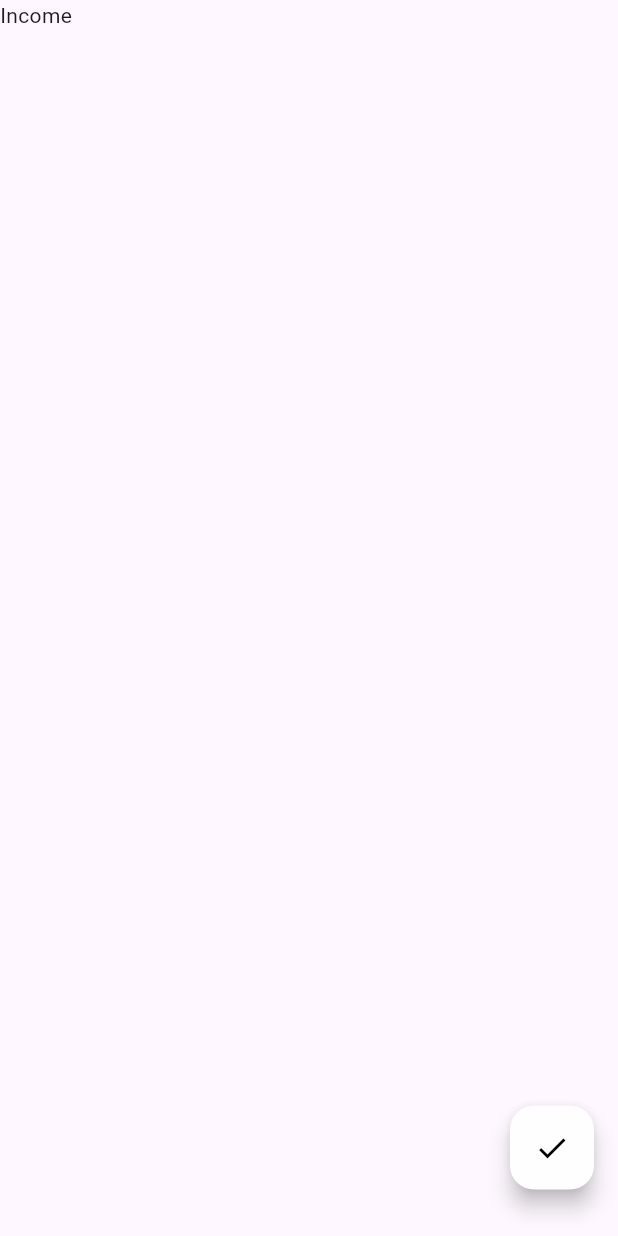
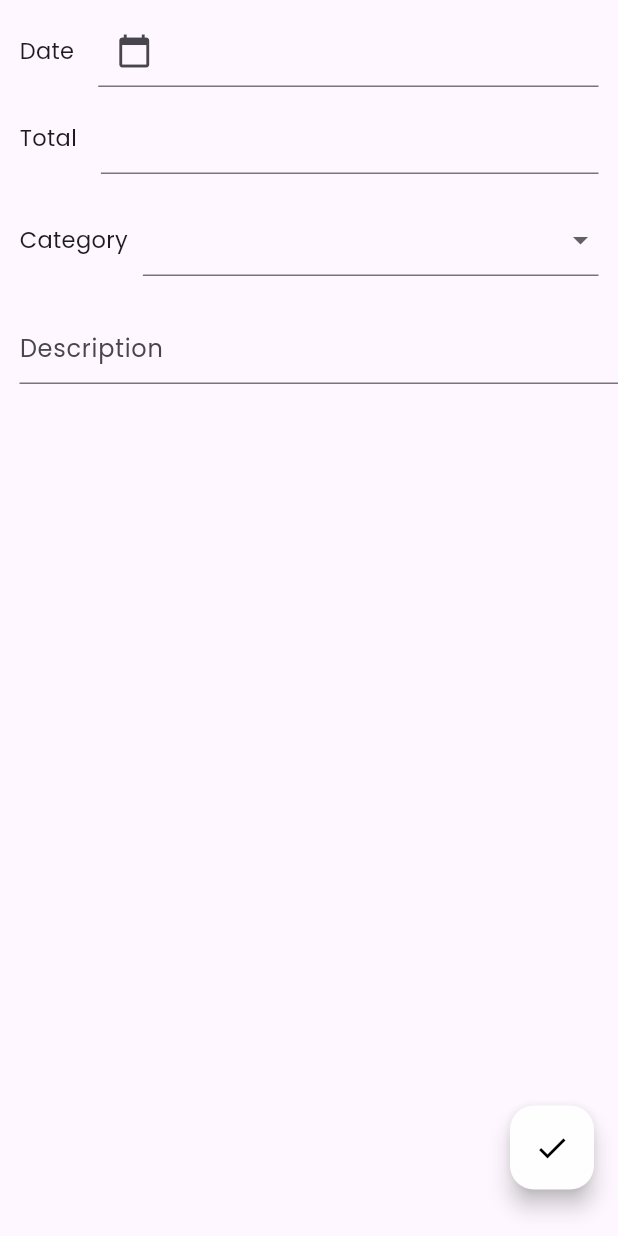
Before and after one commit to ITakora/money_manager, a Flutter app: the IncomeFieldScreen screen opened directly, on a phone screen of 412 x 824 dp. Run offline on Flutter 3.47's test engine with Material 3 defaults, Android fonts, the phone set to English and light mode, and no system bars; our stand-ins replace fl_chart, flutter_riverpod, google_fonts, persistent_bottom_nav_bar_v2, sqflite; missing offline and left inert: pattern_formatter; accounts and stored records are empty.

Commit message:
make income textfield and make the riverpod for handle the data

```diff
--- a/lib/models/money_model.dart
+++ b/lib/models/money_model.dart
@@ -1,21 +1,34 @@
+import 'package:money_manager/enums/enum_category.dart';
 import 'package:uuid/uuid.dart';
 
 const uuid = Uuid();
 
 class Money {
   String id;
-  String title;
-  String category;
-  String time;
+  Category? category;
+  String date;
+  String description;
   String money;
-  String? deskripsi;
 
   Money({
-    required this.title,
-    required this.category,
-    required this.time,
-    required this.money,
-    this.deskripsi,
+    this.date = '',
+    this.money = '',
+    this.category,
+    this.description = '',
     String? id,
   }) : id = id ?? uuid.v4();
+
+  Money copyWith({
+    String? date,
+    String? money,
+    Category? category,
+    String? description,
+  }) {
+    return Money(
+      date: date ?? this.date,
+      money: money ?? this.money,
+      category: category ?? this.category,
+      description: description ?? this.description,
+    );
+  }
 }
--- a/lib/screens/bottom_navigation.dart
+++ b/lib/screens/bottom_navigation.dart
@@ -10,6 +10,7 @@ class BottomNavigation extends StatelessWidget {
   @override
   Widget build(BuildContext context) {
     return MaterialApp(
+        debugShowCheckedModeBanner: false,
         title: 'Money Manager',
         theme: ThemeData(
           useMaterial3: true,
--- a/lib/screens/home_screen.dart
+++ b/lib/screens/home_screen.dart
@@ -1,7 +1,7 @@
 import 'package:flutter/material.dart';
 import 'package:google_fonts/google_fonts.dart';
 import 'package:intl/intl.dart';
-import 'package:money_manager/providers/expend_field_provider.dart';
+import 'package:money_manager/models/money_model.dart';
 import 'package:money_manager/screens/money_field_screen.dart';
 import 'package:money_manager/widgets/expense_card.dart';
 import 'package:money_manager/widgets/income_expense_card.dart';
@@ -15,7 +15,7 @@ class HomeScreen extends StatefulWidget {
 }
 
 class _HomeScreenState extends State<HomeScreen> {
-  ExpendFieldState? _expenseData;
+  Money? _expenseData;
 
   String formatCurrency(int amount) {
     final formatter = NumberFormat.currency(
--- a/lib/screens/income_field_screen.dart
+++ b/lib/screens/income_field_screen.dart
@@ -1,15 +1,28 @@
 import 'package:flutter/material.dart';
+import 'package:flutter_riverpod/flutter_riverpod.dart';
+import 'package:money_manager/providers/income_field_provider.dart';
+import 'package:money_manager/widgets/income_field_widget.dart';
 
-class IncomeFieldScreen extends StatelessWidget {
+class IncomeFieldScreen extends ConsumerWidget {
   const IncomeFieldScreen({super.key});
 
   @override
-  Widget build(BuildContext context) {
+  Widget build(BuildContext context, WidgetRef ref) {
+    final incomeFieldWidget = IncomeFieldWidget();
+    final formKey = incomeFieldWidget.getFormKey();
     return Scaffold(
       floatingActionButton: Padding(
         padding: const EdgeInsets.only(bottom: 15),
         child: FloatingActionButton(
-          onPressed: () {},
+          onPressed: () {
+            if (formKey.currentState?.validate() ?? false) {
+              final state = ref.read(incomeFieldProvider);
+              Navigator.pop(context, state);
+            } else {
+              ScaffoldMessenger.of(context).showSnackBar(
+                  SnackBar(content: Text('Please fill all required fields')));
+            }
+          },
           backgroundColor: Color(0xFFFEFEFE),
           child: Icon(
             Icons.done,
@@ -17,7 +30,7 @@ class IncomeFieldScreen extends StatelessWidget {
           ),
         ),
       ),
-      body: Text("Income"),
+      body: IncomeFieldWidget(),
     );
   }
 }
--- a/lib/screens/money_field_screen.dart
+++ b/lib/screens/money_field_screen.dart
@@ -1,5 +1,5 @@
 import 'package:flutter/material.dart';
-import 'package:money_manager/screens/Expense_field_screen.dart';
+import 'package:money_manager/screens/expense_field_screen.dart';
 import 'package:money_manager/screens/income_field_screen.dart';
 
 class MoneyFieldScreen extends StatelessWidget {
--- /dev/null
+++ b/lib/widgets/income_field_widget.dart
@@ -0,0 +1,165 @@
+import 'package:flutter/material.dart';
+import 'package:flutter_riverpod/flutter_riverpod.dart';
+import 'package:google_fonts/google_fonts.dart';
+import 'package:intl/intl.dart';
+import 'package:money_manager/enums/enum_category.dart';
+import 'package:money_manager/providers/income_field_provider.dart';
+import 'package:pattern_formatter/numeric_formatter.dart';
+
+class IncomeFieldWidget extends ConsumerWidget {
+  IncomeFieldWidget({super.key});
+
+  final _textController = TextEditingController();
+  final formKey = GlobalKey<FormState>();
+
+  GlobalKey<FormState> getFormKey() => formKey;
+
+  @override
+  Widget build(BuildContext context, WidgetRef ref) {
+    Future selectDate() async {
+      DateTime? dateTime = await showDatePicker(
+          context: context,
+          initialDate: DateTime.now(),
+          firstDate: DateTime(2000),
+          lastDate: DateTime(2030));
+
+      if (dateTime != null) {
+        DateFormat dateFormat = DateFormat("yyyy-MM-dd");
+        _textController.text =
+            dateFormat.format(dateTime); // Update the text field
+        ref.read(incomeFieldProvider.notifier).setDate(
+            dateFormat.format(dateTime)); // Update the date in the provider
+      }
+    }
+
+    List<DropdownMenuItem<Category>> dropdownMenuEntries =
+        Category.values.map((Category category) {
+      return DropdownMenuItem<Category>(
+        value: category,
+        child: Text(
+          category.name,
+          style: GoogleFonts.poppins(fontSize: 15),
+        ),
+
+        // You can also add leadingIcon or trailingIcon here if needed
+        // leadingIcon: Icon(Icons.fastfood_outlined),
+      );
+    }).toList();
+
+    return Form(
+      key: formKey,
+      child: Column(
+        children: [
+          Padding(
+            padding: const EdgeInsets.only(left: 13, top: 10, right: 13),
+            child: Row(
+              children: [
+                Text(
+                  "Date",
+                  style: GoogleFonts.poppins(
+                    fontSize: 15,
+                  ),
+                ),
+                SizedBox(width: 16),
+                Expanded(
+                    child: TextFormField(
+                  validator: (value) {
+                    if (value == null || value.isEmpty) {
+                      return 'Please select a date';
+                    }
+                    return null;
+                  },
+                  controller: _textController,
+                  onTap: () {
+                    selectDate();
+                  },
+                  readOnly: true,
+                  enableInteractiveSelection: false,
+                  inputFormatters: [ThousandsFormatter()],
+                  decoration: InputDecoration(
+                      contentPadding: EdgeInsets.only(left: 3, top: 10),
+                      prefixIcon: Icon(Icons.calendar_today)),
+                  style: TextStyle(fontSize: 18),
+                ))
+              ],
+            ),
+          ),
+          SizedBox(height: 10),
+          Padding(
+            padding: const EdgeInsets.symmetric(horizontal: 13),
+            child: Row(
+              children: [
+                Text(
+                  "Total",
+                  style: GoogleFonts.poppins(
+                    fontSize: 15,
+                  ),
+                ),
+                SizedBox(width: 16),
+                Expanded(
+                    child: TextFormField(
+                  validator: (value) {
+                    if (value == null || value.isEmpty) {
+                      return 'Please enter an amount';
+                    }
+                    return null;
+                  },
+                  onChanged: (value) {
+                    ref
+                        .read(incomeFieldProvider.notifier)
+                        .setMoney(value.replaceAll(RegExp(r'[^0-9]'), ''));
+                  },
+                  enableInteractiveSelection: false,
+                  inputFormatters: [ThousandsFormatter()],
+                  decoration: InputDecoration(
+                      contentPadding: EdgeInsets.only(left: 4),
+                      prefixText: "Rp"),
+                  style: TextStyle(fontSize: 18),
+                  keyboardType: TextInputType.number,
+                ))
+              ],
+            ),
+          ),
+          SizedBox(height: 10),
+          Padding(
+            padding: const EdgeInsets.only(left: 13, top: 10, right: 13),
+            child: Row(
+              mainAxisAlignment: MainAxisAlignment.spaceBetween,
+              children: [
+                Text(
+                  "Category",
+                  style: GoogleFonts.poppins(
+                    fontSize: 15,
+                  ),
+                ),
+                const SizedBox(width: 10),
+                Expanded(
+                  child: DropdownButtonFormField(
+                    validator: (value) {
+                      if (value == null) {
+                        return 'Please select a category';
+                      }
+                      return null;
+                    },
+                    items: dropdownMenuEntries,
+                    onChanged: (value) {
+                      ref.read(incomeFieldProvider.notifier).setCategory(value);
+                    },
+                  ),
+                ),
+              ],
+            ),
+          ),
+          Padding(
+              padding: const EdgeInsets.only(left: 13, top: 24),
+              child: TextField(
+                maxLines: null,
+                minLines: 1,
+                decoration: InputDecoration(
+                    hintText: "Description", hintStyle: GoogleFonts.poppins()),
+              ))
+        ],
+      ),
+    );
+  }
+}
```
Also changed, not shown: lib/db/init_db.dart (+30 -0 lines), lib/providers/expend_field_provider.dart (+4 -32 lines), lib/providers/income_field_provider.dart (+4 -32 lines), lib/screens/expense_field_screen.dart (renamed from lib/screens/Expense_field_screen.dart, +4 -9 lines).
